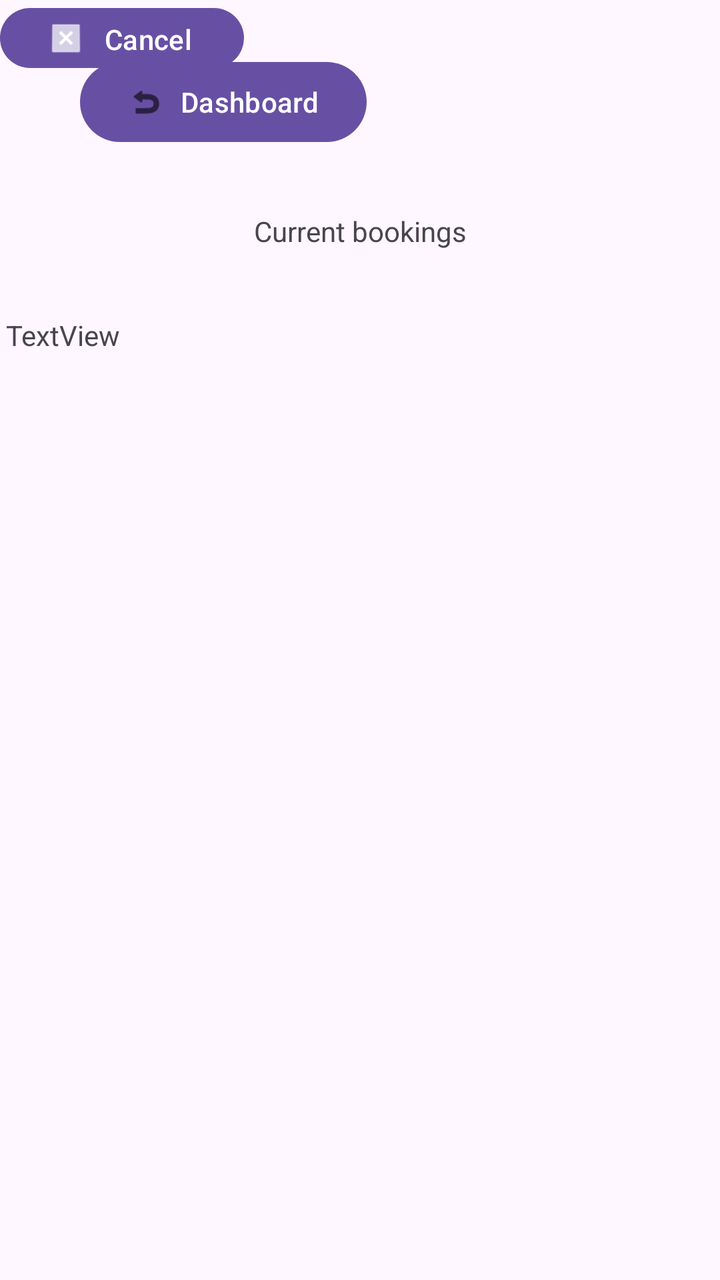
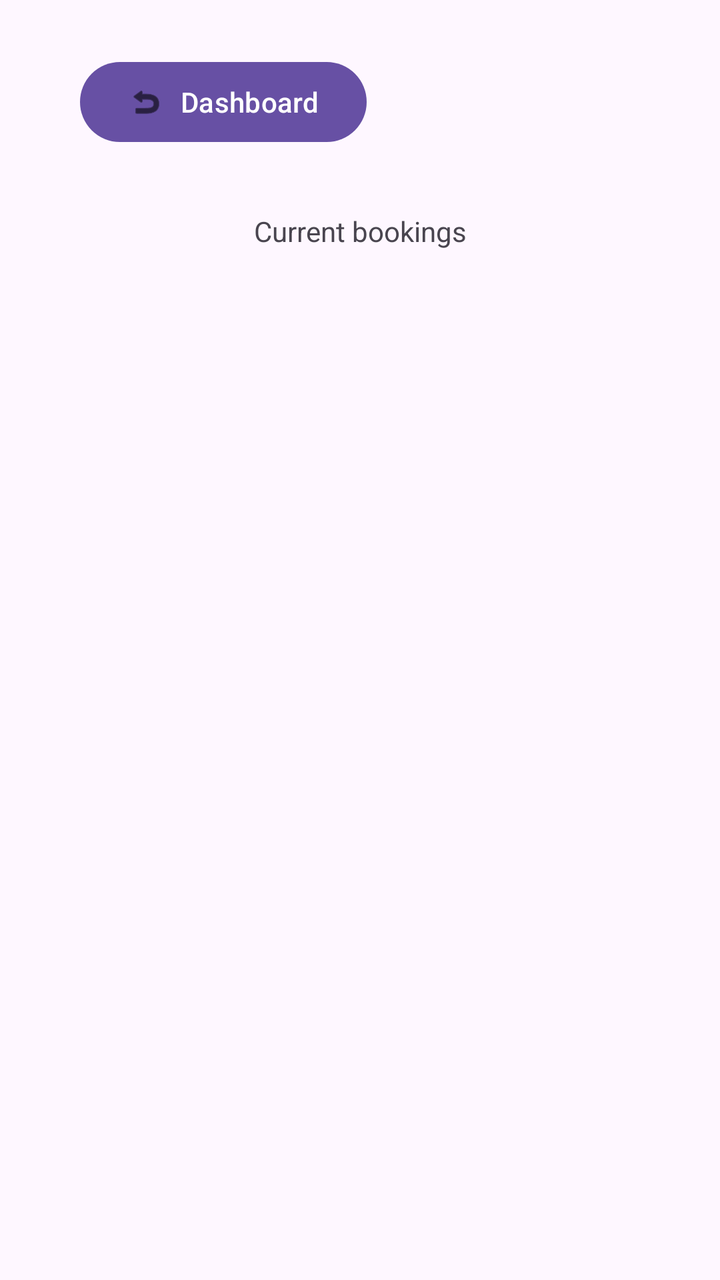

Two renders of the same Android screen: before a commit and after it. Below are the layout's source before the change and the commit's diff.
<!-- AndroidManifest.xml: application theme Theme.EmployeeBooking -->
<!-- res/layout/activity_view_bookings.xml -->
<?xml version="1.0" encoding="utf-8"?>
<androidx.constraintlayout.widget.ConstraintLayout xmlns:android="http://schemas.android.com/apk/res/android"
    xmlns:app="http://schemas.android.com/apk/res-auto"
    xmlns:tools="http://schemas.android.com/tools"
    android:id="@+id/main"
    android:layout_width="match_parent"
    android:layout_height="match_parent"
    tools:context=".view_bookings">

    <TextView
        android:id="@+id/textView4"
        android:layout_width="wrap_content"
        android:layout_height="wrap_content"
        android:layout_marginTop="31dp"
        android:text="Current bookings"
        app:layout_constraintEnd_toEndOf="parent"
        app:layout_constraintStart_toStartOf="parent"
        app:layout_constraintTop_toBottomOf="@+id/dashboard" />

    <Button
        android:id="@+id/dashboard"
        android:layout_width="wrap_content"
        android:layout_height="wrap_content"
        android:layout_marginStart="40dp"
        android:layout_marginTop="27dp"
        android:text="Dashboard"
        app:icon="@android:drawable/ic_menu_revert"
        app:iconTint="#000000"
        app:layout_constraintStart_toStartOf="parent"
        app:layout_constraintTop_toTopOf="parent" />

    <TextView
        android:id="@+id/savedBooking"
        android:layout_width="wrap_content"
        android:layout_height="wrap_content"
        android:layout_marginStart="3dp"
        android:layout_marginTop="158dp"
        android:text="TextView"
        app:layout_constraintStart_toStartOf="parent"
        app:layout_constraintTop_toTopOf="parent" />

    <Button
        android:id="@+id/button2"
        android:layout_width="122dp"
        android:layout_height="38dp"
        android:text="Cancel"
        app:icon="@android:drawable/btn_dialog"
        tools:layout_editor_absoluteX="284dp"
        tools:layout_editor_absoluteY="141dp" />
</androidx.constraintlayout.widget.ConstraintLayout>
<!-- resources referenced by this layout -->
<resources>
  <style name="Theme.EmployeeBooking" parent="Base.Theme.EmployeeBooking" />
  <style name="Base.Theme.EmployeeBooking" parent="Theme.Material3.DayNight.NoActionBar">
          
          
      </style>
</resources>

<!-- the commit's change to res/layout/activity_view_bookings.xml (unified diff, before → after) -->
@@ -29,22 +29,14 @@
         app:layout_constraintStart_toStartOf="parent"
         app:layout_constraintTop_toTopOf="parent" />
 
-    <TextView
-        android:id="@+id/savedBooking"
+    <ListView
+        android:id="@+id/listViewBookings"
         android:layout_width="wrap_content"
         android:layout_height="wrap_content"
         android:layout_marginStart="3dp"
-        android:layout_marginTop="158dp"
-        android:text="TextView"
+        android:layout_marginTop="33dp"
+        android:text=""
         app:layout_constraintStart_toStartOf="parent"
-        app:layout_constraintTop_toTopOf="parent" />
+        app:layout_constraintTop_toBottomOf="@+id/textView4" />
 
-    <Button
-        android:id="@+id/button2"
-        android:layout_width="122dp"
-        android:layout_height="38dp"
-        android:text="Cancel"
-        app:icon="@android:drawable/btn_dialog"
-        tools:layout_editor_absoluteX="284dp"
-        tools:layout_editor_absoluteY="141dp" />
 </androidx.constraintlayout.widget.ConstraintLayout>
